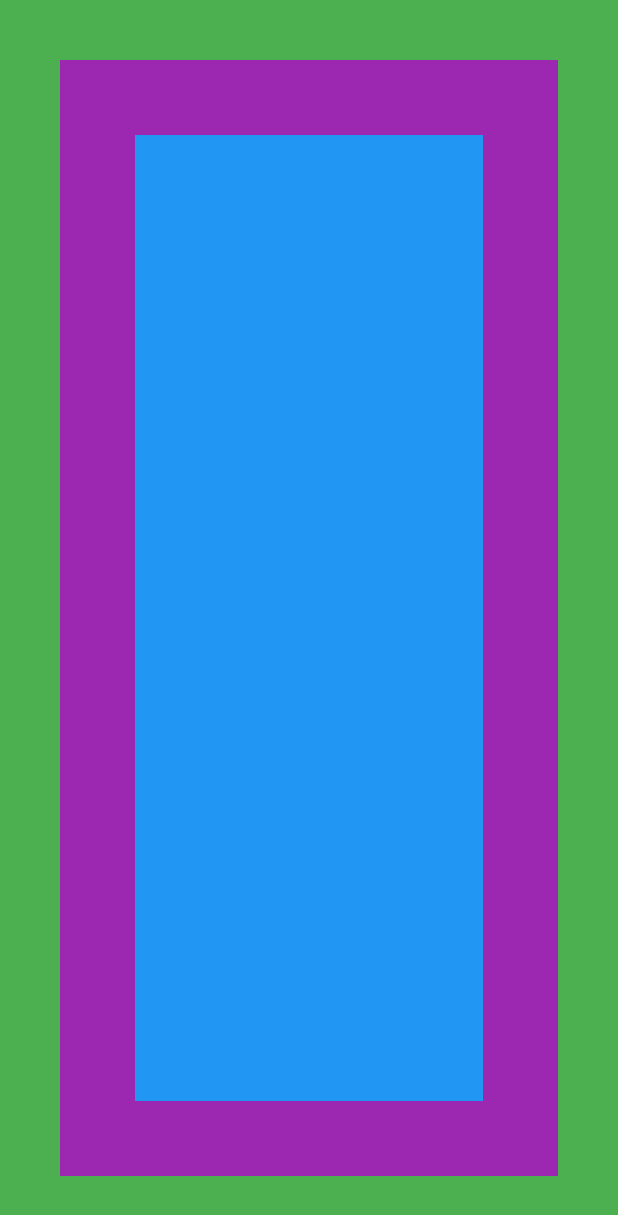
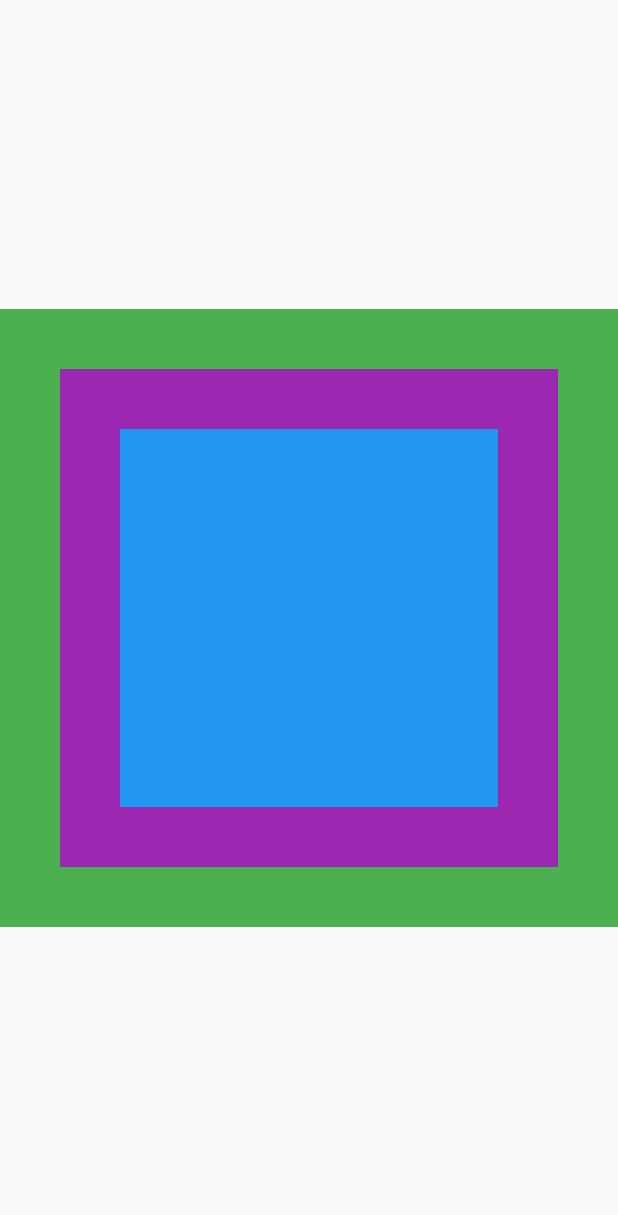
Before and after one commit to maxgdev/packt_cookbook, a Flutter app: the screen it shows after launch, on a phone screen of 412 x 824 dp. Shown: the top 1215 px of the screen. Run offline on Flutter 3.47's test engine with Material 2 defaults, Android fonts, the phone set to English and light mode, and no system bars.

Commit message:
Added BasicScreen()

```diff
--- /dev/null
+++ b/lib/Chapter03/BasicScreen.dart
@@ -0,0 +1,16 @@
+import 'package:flutter/material.dart';
+import 'package:packt_cookbook/Chapter03/ImmutableWidget.dart';
+
+class BasicScreen extends StatelessWidget {
+  @override
+  Widget build(BuildContext context) {
+    return Scaffold(
+      body: Center(
+        child: AspectRatio(
+          aspectRatio: 1.0,
+          child: ImmutableWidget(),
+        ),
+      ),
+    );
+  }
+}
--- a/lib/Chapter03/Chapter03Page.dart
+++ b/lib/Chapter03/Chapter03Page.dart
@@ -1,11 +1,12 @@
 import 'package:flutter/material.dart';
-import '../Chapter03/ImmutableWidget.dart';
+import 'package:packt_cookbook/Chapter03/BasicScreen.dart';
+// import '../Chapter03/ImmutableWidget.dart';
 
 class Chapter03Page extends StatelessWidget {
   @override
   Widget build(BuildContext context) {
     return MaterialApp(
-      home: ImmutableWidget(),
+      home: BasicScreen(),
     );
   }
 }
--- a/lib/Chapter03/ImmutableWidget.dart
+++ b/lib/Chapter03/ImmutableWidget.dart
@@ -10,7 +10,7 @@ class ImmutableWidget extends StatelessWidget {
         child: Container(
           color: Colors.purple,
           child: Padding(
-            padding: const EdgeInsets.all(50.0),
+            padding: const EdgeInsets.all(40.0),
             child: Container(
               color: Colors.blue,
             ),
--- a/lib/main.dart
+++ b/lib/main.dart
@@ -1,5 +1,4 @@
 import 'package:flutter/material.dart';
-// import 'Chapter02/Chapter02Page.dart';
 import 'Chapter03/Chapter03Page.dart';
 
 void main() {
@@ -19,3 +18,5 @@ class MyApp extends StatelessWidget {
     );
   }
 }
+// VS Code Only
+// Ctrl + . (Ctrl + fullstop) to show import options to fix missing dependencies
```
